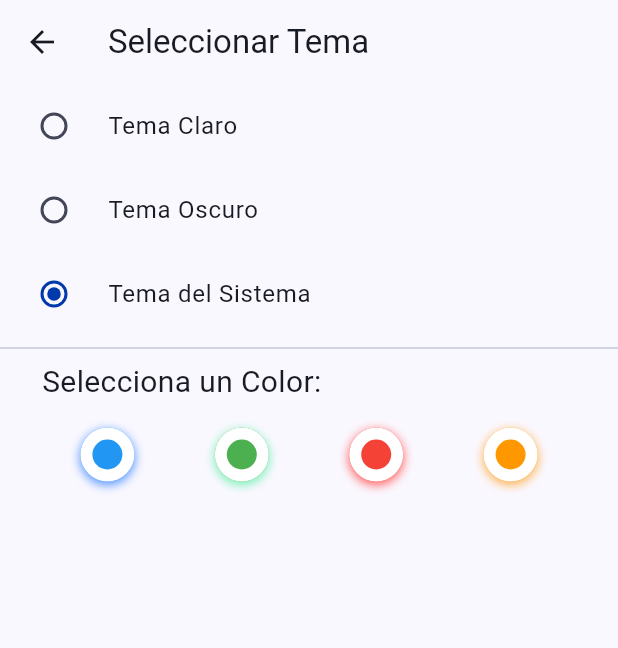
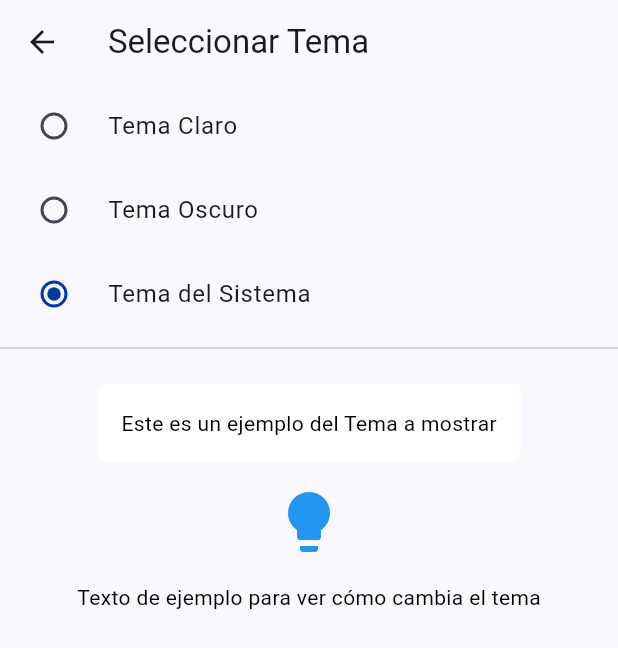
Before and after one commit to HF1NaCl/Open_OT-Flutter, a Flutter app: the ThemePage screen opened directly, on a phone screen of 412 x 824 dp. Shown: the top 648 px of the screen. Run offline on Flutter 3.47's test engine with Material 3 defaults, Android fonts, the phone set to English and light mode, and no system bars; our stand-ins replace drift, get, page_transition, shared_preferences; accounts and stored records are empty; generated files the repository leaves out were written again; statements that could not run were skipped.

Commit message:
Commit Random for Backup

```diff
--- a/lib/data/local/db/database.dart
+++ b/lib/data/local/db/database.dart
@@ -49,7 +49,7 @@ class Database extends _$Database {
 LazyDatabase _openConnection() {
   return LazyDatabase(() async {
     final dbFolder = await getApplicationDocumentsDirectory();
-    final file = File(path.join(dbFolder.path, 'database.db'));
+    final file = File(path.join(dbFolder.path, 'HF1NaCl Software/Open OT/open_ot_database.db'));
     return NativeDatabase.createInBackground(file);
   });
 }
--- /dev/null
+++ b/lib/data/local/db/initializer/city_initializer.dart
@@ -0,0 +1 @@
+//Ciudades Faltantes
--- /dev/null
+++ b/lib/data/local/db/initializer/region_initializer.dart
@@ -0,0 +1 @@
+//Regiones faltantes
--- a/lib/pages/settings/settings.dart
+++ b/lib/pages/settings/settings.dart
@@ -35,6 +35,7 @@ class SettingsPage extends StatelessWidget {
             onTap: () {
             },
           ),
+          Divider(),
           SwitchListTile(
             title: const Text('Notificaciones'),
             value: true, // Estado actual del interruptor
@@ -42,6 +43,7 @@ class SettingsPage extends StatelessWidget {
               // Acción al cambiar el interruptor
             },
           ),
+          Divider(),
           ListTile(
             leading: const Icon(Icons.info),
             title: const Text('Acerca Del Software'),
--- a/lib/pages/settings/subpages/theme_page.dart
+++ b/lib/pages/settings/subpages/theme_page.dart
@@ -15,7 +15,16 @@ class ThemePage extends StatelessWidget {
         title: const Text('Seleccionar Tema'),
       ),
       body: Obx(() {
-        final currentTheme = themeController.themeMode.value; // Tema actual
+        // Usamos el tema actual, ya sea del sistema o de la app
+        final currentTheme = themeController.themeMode.value;
+
+        // Si el tema es del sistema, obtenemos el tema actual del sistema
+        ThemeMode effectiveTheme = currentTheme == ThemeMode.system
+            ? (MediaQuery.of(context).platformBrightness == Brightness.dark
+            ? ThemeMode.dark
+            : ThemeMode.light)
+            : currentTheme;
+
         return ListView(
           children: [
             // Opción para tema claro
@@ -51,111 +60,51 @@ class ThemePage extends StatelessWidget {
                 }
               },
             ),
-            const Divider(),
-            // Opción para elegir un color
-            Row(
-              children: const [
-                SizedBox(width: 28), // Mueve el texto un poco a la derecha
-                Text(
-                  'Selecciona un Color:',
-                  style: TextStyle(fontSize: 20),
-                ),
-              ],
-            ),
-            const SizedBox(height: 16), // Espacio entre el texto y los círculos
-            // Fila de colores
-            Row(
-              mainAxisAlignment: MainAxisAlignment.spaceEvenly,
-              children: [
-                // Color 1
-                Container(
-                  decoration: BoxDecoration(
-                    shape: BoxShape.circle,
-                    color: Colors.blue,
-                    boxShadow: const [
-                      BoxShadow(
-                        color: Colors.blueAccent,
-                        blurRadius: 5,
-                        offset: Offset(0, 2),
+            Divider(),
+            // Ejemplos visuales después del Divider
+            Padding(
+              padding: const EdgeInsets.all(16.0),
+              child: Column(
+                children: [
+                  // Ejemplo de un contenedor con texto
+                  Container(
+                    padding: const EdgeInsets.all(16),
+                    decoration: BoxDecoration(
+                      color: effectiveTheme == ThemeMode.dark
+                          ? Colors.grey[850]
+                          : Colors.white,
+                      borderRadius: BorderRadius.circular(8),
+                    ),
+                    child: Text(
+                      'Este es un ejemplo del Tema a mostrar',
+                      style: TextStyle(
+                        color: effectiveTheme == ThemeMode.dark
+                            ? Colors.white
+                            : Colors.black,
                       ),
-                    ],
-                  ),
-                  child: const CircleAvatar(
-                    backgroundColor: Colors.white,
-                    radius: 18,
-                    child: CircleAvatar(
-                      backgroundColor: Colors.blue,
-                      radius: 10,
                     ),
                   ),
-                ),
-                // Color 2
-                Container(
-                  decoration: BoxDecoration(
-                    shape: BoxShape.circle,
-                    color: Colors.green,
-                    boxShadow: const [
-                      BoxShadow(
-                        color: Colors.greenAccent,
-                        blurRadius: 5,
-                        offset: Offset(0, 2),
-                      ),
-                    ],
+                  const SizedBox(height: 16),
+                  // Ejemplo de un ícono
+                  Icon(
+                    Icons.lightbulb,
+                    color: effectiveTheme == ThemeMode.dark
+                        ? Colors.yellow
+                        : Colors.blue,
+                    size: 48,
                   ),
-                  child: const CircleAvatar(
-                    backgroundColor: Colors.white,
-                    radius: 18,
-                    child: CircleAvatar(
-                      backgroundColor: Colors.green,
-                      radius: 10,
+                  const SizedBox(height: 16),
+                  // Ejemplo de un texto
+                  Text(
+                    'Texto de ejemplo para ver cómo cambia el tema',
+                    style: TextStyle(
+                      color: effectiveTheme == ThemeMode.dark
+                          ? Colors.white
+                          : Colors.black,
                     ),
                   ),
-                ),
-                // Color 3
-                Container(
-                  decoration: BoxDecoration(
-                    shape: BoxShape.circle,
-                    color: Colors.red,
-                    boxShadow: const [
-                      BoxShadow(
-                        color: Colors.redAccent,
-                        blurRadius: 5,
-                        offset: Offset(0, 2),
-                      ),
-                    ],
-                  ),
-                  child: const CircleAvatar(
-                    backgroundColor: Colors.white,
-                    radius: 18,
-                    child: CircleAvatar(
-                      backgroundColor: Colors.red,
-                      radius: 10,
-                    ),
-                  ),
-                ),
-                // Color 4
-                Container(
-                  decoration: BoxDecoration(
-                    shape: BoxShape.circle,
-                    color: Colors.orange,
-                    boxShadow: const [
-                      BoxShadow(
-                        color: Colors.orangeAccent,
-                        blurRadius: 5,
-                        offset: Offset(0, 2),
-                      ),
-                    ],
-                  ),
-                  child: const CircleAvatar(
-                    backgroundColor: Colors.white,
-                    radius: 18,
-                    child: CircleAvatar(
-                      backgroundColor: Colors.orange,
-                      radius: 10,
-                    ),
-                  ),
-                ),
-              ],
+                ],
+              ),
             ),
           ],
         );
```
Also changed, not shown: lib/main.dart (+12 -10 lines), lib/pages/environment/environment.dart (+29 -46 lines), lib/widgets/nav_drawer.dart (+24 -41 lines), 1 other file.
